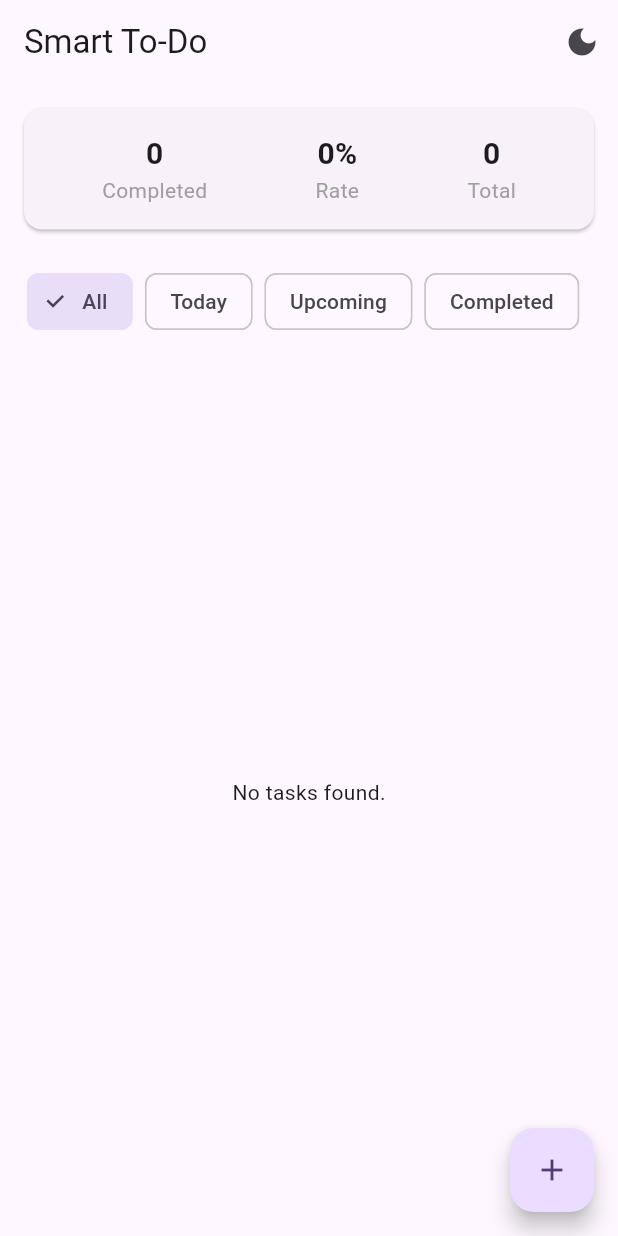
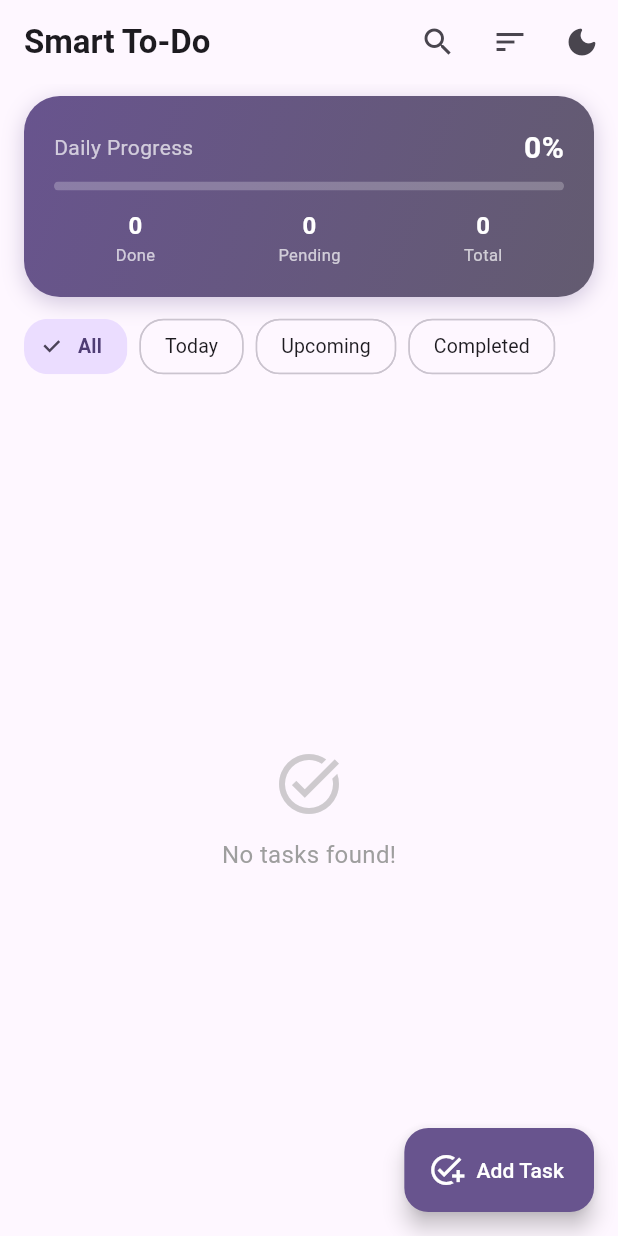
Before and after one commit to Md-Raju-Mia/smart_to_do_app, a Flutter app: the screen it shows after launch, on a phone screen of 412 x 824 dp. Run offline on Flutter 3.47's test engine with Material 3 defaults, Android fonts, the phone set to English and light mode, and no system bars; our stand-ins replace flutter_local_notifications, shared_preferences, sqflite, timezone; accounts and stored records are empty.

Commit message:
improve user experience and user interface

```diff
--- a/lib/providers/task_provider.dart
+++ b/lib/providers/task_provider.dart
@@ -7,10 +7,14 @@ import '../services/notification_service.dart';
 class TaskProvider with ChangeNotifier {
   List<Task> _tasks = [];
   bool _isDarkMode = false;
+  String _searchQuery = '';
+  String _sortBy = 'Due Date'; // 'Due Date', 'Priority'
   static const String _themeKey = 'isDarkMode';
 
   List<Task> get tasks => _tasks;
   bool get isDarkMode => _isDarkMode;
+  String get searchQuery => _searchQuery;
+  String get sortBy => _sortBy;
 
   final DBHelper _dbHelper = DBHelper();
   final NotificationService _notificationService = NotificationService();
@@ -68,26 +72,60 @@ class TaskProvider with ChangeNotifier {
     notifyListeners();
   }
 
+  void setSearchQuery(String query) {
+    _searchQuery = query;
+    notifyListeners();
+  }
+
+  void setSortBy(String sort) {
+    _sortBy = sort;
+    notifyListeners();
+  }
+
   // Analytics
   int get completedTasksCount => _tasks.where((t) => t.isCompleted).length;
   double get completionRate => _tasks.isEmpty ? 0 : completedTasksCount / _tasks.length;
 
-  // Filtering
-  List<Task> getTasksByFilter(String filter) {
+  // Filtering, Searching, and Sorting
+  List<Task> getFilteredTasks(String filter) {
     final now = DateTime.now();
     final today = DateTime(now.year, now.month, now.day);
 
+    List<Task> filtered = _tasks;
+
+    // 1. Filter by status/date
     switch (filter) {
       case 'Today':
-        return _tasks.where((t) =>
+        filtered = _tasks.where((t) =>
           DateTime(t.dueDate.year, t.dueDate.month, t.dueDate.day).isAtSameMomentAs(today) && !t.isCompleted
         ).toList();
+        break;
       case 'Upcoming':
-        return _tasks.where((t) => t.dueDate.isAfter(today.add(const Duration(days: 1))) && !t.isCompleted).toList();
+        filtered = _tasks.where((t) => t.dueDate.isAfter(today.add(const Duration(days: 1))) && !t.isCompleted).toList();
+        break;
       case 'Completed':
-        return _tasks.where((t) => t.isCompleted).toList();
+        filtered = _tasks.where((t) => t.isCompleted).toList();
+        break;
       default:
-        return _tasks;
+        // 'All' - basically everything
+        break;
     }
+
+    // 2. Search
+    if (_searchQuery.isNotEmpty) {
+      filtered = filtered.where((t) =>
+        t.title.toLowerCase().contains(_searchQuery.toLowerCase()) ||
+        t.description.toLowerCase().contains(_searchQuery.toLowerCase())
+      ).toList();
+    }
+
+    // 3. Sort
+    if (_sortBy == 'Due Date') {
+      filtered.sort((a, b) => a.dueDate.compareTo(b.dueDate));
+    } else if (_sortBy == 'Priority') {
+      filtered.sort((a, b) => b.priority.index.compareTo(a.priority.index)); // High (2) to Low (0)
+    }
+
+    return filtered;
   }
 }
--- a/lib/screens/home_screen.dart
+++ b/lib/screens/home_screen.dart
@@ -14,91 +14,190 @@ class HomeScreen extends StatefulWidget {
 
 class _HomeScreenState extends State<HomeScreen> {
   String _selectedFilter = 'All';
+  bool _isSearching = false;
+  final TextEditingController _searchController = TextEditingController();
 
   @override
   void initState() {
     super.initState();
-    Future.microtask(() {
-      if (!mounted) return;
-      Provider.of<TaskProvider>(context, listen: false).loadTasks();
+    WidgetsBinding.instance.addPostFrameCallback((_) {
+      if (mounted) {
+        context.read<TaskProvider>().loadTasks();
+      }
     });
   }
 
   @override
+  void dispose() {
+    _searchController.dispose();
+    super.dispose();
+  }
+
+  @override
   Widget build(BuildContext context) {
+    final theme = Theme.of(context);
     return Scaffold(
-      appBar: AppBar(
-        title: const Text('Smart To-Do'),
-        actions: [
-          IconButton(
-            icon: Icon(context.watch<TaskProvider>().isDarkMode ? Icons.light_mode : Icons.dark_mode),
-            onPressed: () => context.read<TaskProvider>().toggleTheme(),
-          ),
-        ],
-      ),
+      backgroundColor: theme.colorScheme.surface,
+      appBar: _buildAppBar(theme),
       body: Column(
         children: [
-          _buildAnalyticsCard(),
-          _buildFilters(),
+          _buildAnalyticsCard(theme),
+          _buildFilters(theme),
           Expanded(child: _buildTaskList()),
         ],
       ),
-      floatingActionButton: FloatingActionButton(
+      floatingActionButton: FloatingActionButton.extended(
         onPressed: () => _navigateToTaskDetail(context),
-        child: const Icon(Icons.add),
+        icon: const Icon(Icons.add_task),
+        label: const Text('Add Task'),
+        backgroundColor: theme.colorScheme.primary,
+        foregroundColor: theme.colorScheme.onPrimary,
       ),
     );
   }
 
-  Widget _buildAnalyticsCard() {
+  PreferredSizeWidget _buildAppBar(ThemeData theme) {
+    final provider = context.watch<TaskProvider>();
+    return AppBar(
+      title: _isSearching
+          ? TextField(
+              controller: _searchController,
+              autofocus: true,
+              decoration: const InputDecoration(
+                hintText: 'Search tasks...',
+                border: InputBorder.none,
+              ),
+              onChanged: (value) => context.read<TaskProvider>().setSearchQuery(value),
+            )
+          : const Text('Smart To-Do', style: TextStyle(fontWeight: FontWeight.bold)),
+      actions: [
+        IconButton(
+          icon: Icon(_isSearching ? Icons.close : Icons.search),
+          onPressed: () {
+            setState(() {
+              _isSearching = !_isSearching;
+              if (!_isSearching) {
+                _searchController.clear();
+                context.read<TaskProvider>().setSearchQuery('');
+              }
+            });
+          },
+        ),
+        PopupMenuButton<String>(
+          icon: const Icon(Icons.sort),
+          onSelected: (value) => context.read<TaskProvider>().setSortBy(value),
+          itemBuilder: (context) => [
+            const PopupMenuItem(value: 'Due Date', child: Text('Sort by Due Date')),
+            const PopupMenuItem(value: 'Priority', child: Text('Sort by Priority')),
+          ],
+        ),
+        IconButton(
+          icon: Icon(provider.isDarkMode ? Icons.light_mode_rounded : Icons.dark_mode_rounded),
+          onPressed: () => context.read<TaskProvider>().toggleTheme(),
+        ),
+      ],
+      backgroundColor: theme.colorScheme.surface,
+      elevation: 0,
+    );
+  }
+
+  Widget _buildAnalyticsCard(ThemeData theme) {
     return Consumer<TaskProvider>(
       builder: (context, provider, child) {
-        return Card(
-          margin: const EdgeInsets.all(16),
-          child: Padding(
-            padding: const EdgeInsets.all(16),
-            child: Row(
+        return Container(
+          margin: const EdgeInsets.symmetric(horizontal: 16, vertical: 8),
+          padding: const EdgeInsets.all(20),
+          decoration: BoxDecoration(
+            gradient: LinearGradient(
+              colors: [theme.colorScheme.primary, theme.colorScheme.secondary],
+              begin: Alignment.topLeft,
+              end: Alignment.bottomRight,
+            ),
+            borderRadius: BorderRadius.circular(24),
+            boxShadow: [
+              BoxShadow(
+                color: theme.colorScheme.primary.withValues(alpha: 0.3),
+                blurRadius: 12,
+                offset: const Offset(0, 4),
+              ),
+            ],
+          ),
+          child: Column(
+            crossAxisAlignment: CrossAxisAlignment.start,
+            children: [
+              Row(
+                mainAxisAlignment: MainAxisAlignment.spaceBetween,
+                children: [
+                  const Text('Daily Progress', style: TextStyle(color: Colors.white70, fontSize: 14)),
+                  Text(
+                    '${(provider.completionRate * 100).toStringAsFixed(0)}%',
+                    style: const TextStyle(color: Colors.white, fontSize: 20, fontWeight: FontWeight.bold),
+                  ),
+                ],
+              ),
+              const SizedBox(height: 8),
+              ClipRRect(
+                borderRadius: BorderRadius.circular(8),
+                child: LinearProgressIndicator(
+                  value: provider.completionRate,
+                  backgroundColor: Colors.white24,
+                  valueColor: const AlwaysStoppedAnimation<Color>(Colors.white),
+                  minHeight: 6,
+                ),
+              ),
+              const SizedBox(height: 12),
+              Row(
                 mainAxisAlignment: MainAxisAlignment.spaceAround,
                 children: [
-                _analyticsItem('Completed', provider.completedTasksCount.toString()),
-                _analyticsItem('Rate', '${(provider.completionRate * 100).toStringAsFixed(0)}%'),
-                _analyticsItem('Total', provider.tasks.length.toString()),
+                  _analyticsItem(provider.completedTasksCount.toString(), 'Done'),
+                  _analyticsItem((provider.tasks.length - provider.completedTasksCount).toString(), 'Pending'),
+                  _analyticsItem(provider.tasks.length.toString(), 'Total'),
                 ],
               ),
+            ],
           ),
         );
       },
     );
   }
 
-  Widget _analyticsItem(String label, String value) {
+  Widget _analyticsItem(String value, String label) {
     return Column(
       children: [
-        Text(value, style: const TextStyle(fontSize: 20, fontWeight: FontWeight.bold)),
-        Text(label, style: const TextStyle(color: Colors.grey)),
+        Text(value, style: const TextStyle(color: Colors.white, fontSize: 16, fontWeight: FontWeight.bold)),
+        Text(label, style: const TextStyle(color: Colors.white70, fontSize: 11)),
       ],
     );
   }
 
-  Widget _buildFilters() {
+  Widget _buildFilters(ThemeData theme) {
     final filters = ['All', 'Today', 'Upcoming', 'Completed'];
-    return SingleChildScrollView(
+    return SizedBox(
+      height: 50,
+      child: ListView.builder(
         scrollDirection: Axis.horizontal,
-      padding: const EdgeInsets.symmetric(horizontal: 16, vertical: 8),
-      child: Row(
-        children: filters.map((filter) {
+        padding: const EdgeInsets.symmetric(horizontal: 16),
+        itemCount: filters.length,
+        itemBuilder: (context, index) {
+          final filter = filters[index];
           final isSelected = _selectedFilter == filter;
           return Padding(
             padding: const EdgeInsets.only(right: 8),
             child: ChoiceChip(
-              label: Text(filter),
+              label: Text(filter, style: const TextStyle(fontSize: 13)),
               selected: isSelected,
               onSelected: (selected) {
                 if (selected) setState(() => _selectedFilter = filter);
               },
+              selectedColor: theme.colorScheme.primaryContainer,
+              labelStyle: TextStyle(
+                color: isSelected ? theme.colorScheme.onPrimaryContainer : theme.colorScheme.onSurface,
+                fontWeight: isSelected ? FontWeight.bold : FontWeight.normal,
+              ),
+              shape: RoundedRectangleBorder(borderRadius: BorderRadius.circular(16)),
             ),
           );
-        }).toList(),
+        },
       ),
     );
   }
@@ -106,36 +205,88 @@ class _HomeScreenState extends State<HomeScreen> {
   Widget _buildTaskList() {
     return Consumer<TaskProvider>(
       builder: (context, provider, child) {
-        final filteredTasks = provider.getTasksByFilter(_selectedFilter);
+        final filteredTasks = provider.getFilteredTasks(_selectedFilter);
         if (filteredTasks.isEmpty) {
-          return const Center(child: Text('No tasks found.'));
+          return Center(
+            child: Column(
+              mainAxisAlignment: MainAxisAlignment.center,
+              children: [
+                Icon(Icons.task_alt, size: 48, color: Colors.grey.withValues(alpha: 0.5)),
+                const SizedBox(height: 12),
+                const Text('No tasks found!', style: TextStyle(color: Colors.grey, fontSize: 16)),
+              ],
+            ),
+          );
         }
         return ListView.builder(
+          padding: const EdgeInsets.symmetric(horizontal: 16, vertical: 8),
           itemCount: filteredTasks.length,
           itemBuilder: (context, index) {
             final task = filteredTasks[index];
-            return ListTile(
+            return _buildTaskItem(task, provider);
+          },
+        );
+      },
+    );
+  }
+
+  Widget _buildTaskItem(Task task, TaskProvider provider) {
+    final theme = Theme.of(context);
+    return Dismissible(
+      key: Key(task.id.toString()),
+      background: Container(
+        margin: const EdgeInsets.only(bottom: 12),
+        decoration: BoxDecoration(
+          color: Colors.red.shade400,
+          borderRadius: BorderRadius.circular(16),
+        ),
+        alignment: Alignment.centerRight,
+        padding: const EdgeInsets.only(right: 20),
+        child: const Icon(Icons.delete_outline, color: Colors.white),
+      ),
+      direction: DismissDirection.endToStart,
+      onDismissed: (direction) => provider.deleteTask(task.id!),
+      child: Container(
+        margin: const EdgeInsets.only(bottom: 12),
+        decoration: BoxDecoration(
+          color: theme.colorScheme.surfaceContainerHighest.withValues(alpha: 0.2),
+          borderRadius: BorderRadius.circular(16),
+          border: Border.all(color: theme.colorScheme.outlineVariant.withValues(alpha: 0.3)),
+        ),
+        child: ListTile(
+          contentPadding: const EdgeInsets.symmetric(horizontal: 16, vertical: 4),
           leading: Checkbox(
             value: task.isCompleted,
+            shape: RoundedRectangleBorder(borderRadius: BorderRadius.circular(4)),
             onChanged: (val) {
               provider.updateTask(task.copyWith(isCompleted: val ?? false));
             },
           ),
           title: Text(
             task.title,
+            maxLines: 1,
+            overflow: TextOverflow.ellipsis,
             style: TextStyle(
               decoration: task.isCompleted ? TextDecoration.lineThrough : null,
-                  fontWeight: FontWeight.bold,
+              fontWeight: FontWeight.w600,
+              fontSize: 15,
+              color: task.isCompleted ? Colors.grey : theme.colorScheme.onSurface,
             ),
           ),
-              subtitle: Text(DateFormat('MMM dd, yyyy - hh:mm a').format(task.dueDate)),
+          subtitle: Row(
+            children: [
+              Icon(Icons.access_time, size: 12, color: theme.colorScheme.primary),
+              const SizedBox(width: 4),
+              Text(
+                DateFormat('MMM dd, hh:mm a').format(task.dueDate),
+                style: TextStyle(fontSize: 11, color: theme.colorScheme.secondary),
+              ),
+            ],
+          ),
           trailing: _priorityBadge(task.priority),
           onTap: () => _navigateToTaskDetail(context, task: task),
-              onLongPress: () => _showDeleteDialog(context, task),
-            );
-          },
-        );
-      },
+        ),
+      ),
     );
   }
 
@@ -149,13 +300,13 @@ class _HomeScreenState extends State<HomeScreen> {
     return Container(
       padding: const EdgeInsets.symmetric(horizontal: 8, vertical: 4),
       decoration: BoxDecoration(
-        color: color.withValues(alpha: 0.2),
-        borderRadius: BorderRadius.circular(12),
-        border: Border.all(color: color),
+        color: color.withValues(alpha: 0.1),
+        borderRadius: BorderRadius.circular(8),
+        border: Border.all(color: color.withValues(alpha: 0.4)),
       ),
       child: Text(
         priority.name.toUpperCase(),
-        style: TextStyle(color: color, fontSize: 10, fontWeight: FontWeight.bold),
+        style: TextStyle(color: color, fontSize: 9, fontWeight: FontWeight.bold),
       ),
     );
   }
@@ -166,25 +317,4 @@ class _HomeScreenState extends State<HomeScreen> {
       MaterialPageRoute(builder: (context) => TaskDetailScreen(task: task)),
     );
   }
-
-  void _showDeleteDialog(BuildContext context, Task task) {
-    showDialog(
-      context: context,
-      builder: (context) => AlertDialog(
-        title: const Text('Delete Task'),
-        content: const Text('Are you sure you want to delete this task?'),
-        actions: [
-          TextButton(onPressed: () => Navigator.pop(context), child: const Text('Cancel')),
-          TextButton(
-            onPressed: () {
-              if (!context.mounted) return;
-              Provider.of<TaskProvider>(context, listen: false).deleteTask(task.id!);
-              Navigator.pop(context);
-            },
-            child: const Text('Delete', style: TextStyle(color: Colors.red)),
-          ),
-        ],
-      ),
-    );
 }
-}
```
Lines whose indentation alone changed are shown as unchanged.
